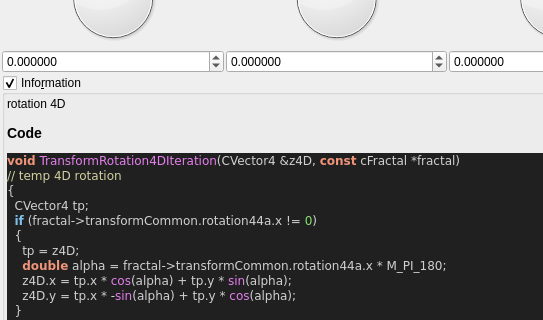
Qt form mandelbulber2/qt_data/fractal_transf_rotation4d.ui (buddhi1980/mandelbulber2) before a commit; both pictures show x 0 to 543 and y 223 to 543 of the 673 by 1153 pixel window.
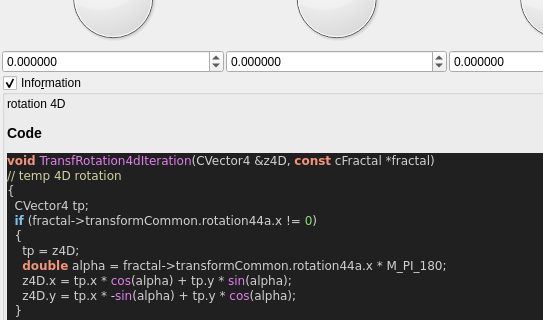
The same form after that commit. Custom widgets are drawn as their Qt base class.

Patch:
```diff
--- a/mandelbulber2/qt_data/fractal_transf_rotation4d.ui
+++ b/mandelbulber2/qt_data/fractal_transf_rotation4d.ui
@@ -397,7 +397,7 @@
 &lt;/table&gt;
 &lt;h3&gt;Code&lt;/h3&gt;
 &lt;body style=&quot;background-color:#202020&quot;&gt;
-&lt;pre style=&quot;color:#d0d0d0; background-color:#202020;  font-family:'Courier New',monospace;&quot;&gt;&lt;span style=&quot;color:#f09479; font-weight:bold&quot;&gt;void&lt;/span&gt; &lt;span style=&quot;color:#e47eed&quot;&gt;TransformRotation4DIteration&lt;/span&gt;&lt;span style=&quot;color:#d0d0d0&quot;&gt;(&lt;/span&gt;CVector4 &lt;span style=&quot;color:#d0d0d0&quot;&gt;&amp;amp;&lt;/span&gt;z4D&lt;span style=&quot;color:#d0d0d0&quot;&gt;,&lt;/span&gt; &lt;span style=&quot;color:#f09479; font-weight:bold&quot;&gt;const&lt;/span&gt; cFractal &lt;span style=&quot;color:#d0d0d0&quot;&gt;*&lt;/span&gt;fractal&lt;span style=&quot;color:#d0d0d0&quot;&gt;)&lt;/span&gt;
+&lt;pre style=&quot;color:#d0d0d0; background-color:#202020;  font-family:'Courier New',monospace;&quot;&gt;&lt;span style=&quot;color:#f09479; font-weight:bold&quot;&gt;void&lt;/span&gt; &lt;span style=&quot;color:#e47eed&quot;&gt;TransfRotation4dIteration&lt;/span&gt;&lt;span style=&quot;color:#d0d0d0&quot;&gt;(&lt;/span&gt;CVector4 &lt;span style=&quot;color:#d0d0d0&quot;&gt;&amp;amp;&lt;/span&gt;z4D&lt;span style=&quot;color:#d0d0d0&quot;&gt;,&lt;/span&gt; &lt;span style=&quot;color:#f09479; font-weight:bold&quot;&gt;const&lt;/span&gt; cFractal &lt;span style=&quot;color:#d0d0d0&quot;&gt;*&lt;/span&gt;fractal&lt;span style=&quot;color:#d0d0d0&quot;&gt;)&lt;/span&gt;
 &lt;span style=&quot;color:#d0d0a0&quot;&gt;// temp 4D rotation&lt;/span&gt;
 &lt;span style=&quot;color:#d0d0d0&quot;&gt;{&lt;/span&gt;
   CVector4 tp&lt;span style=&quot;color:#d0d0d0&quot;&gt;;&lt;/span&gt;
```
Left out of the diff: 4 changed lines with no effect on the pictures.
